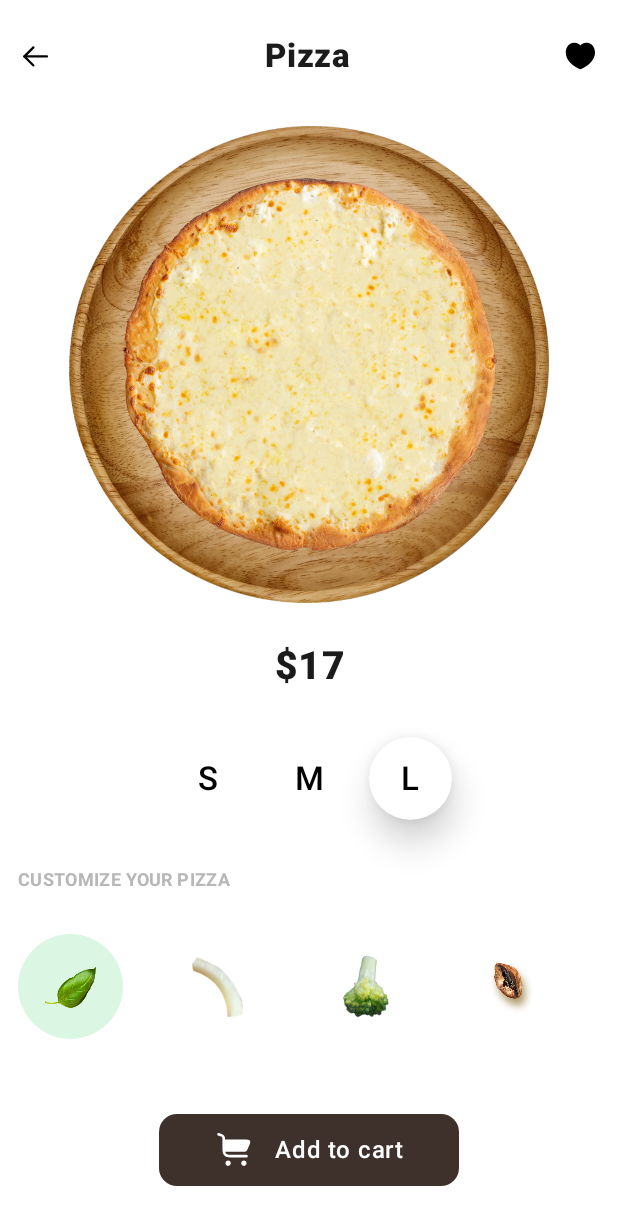
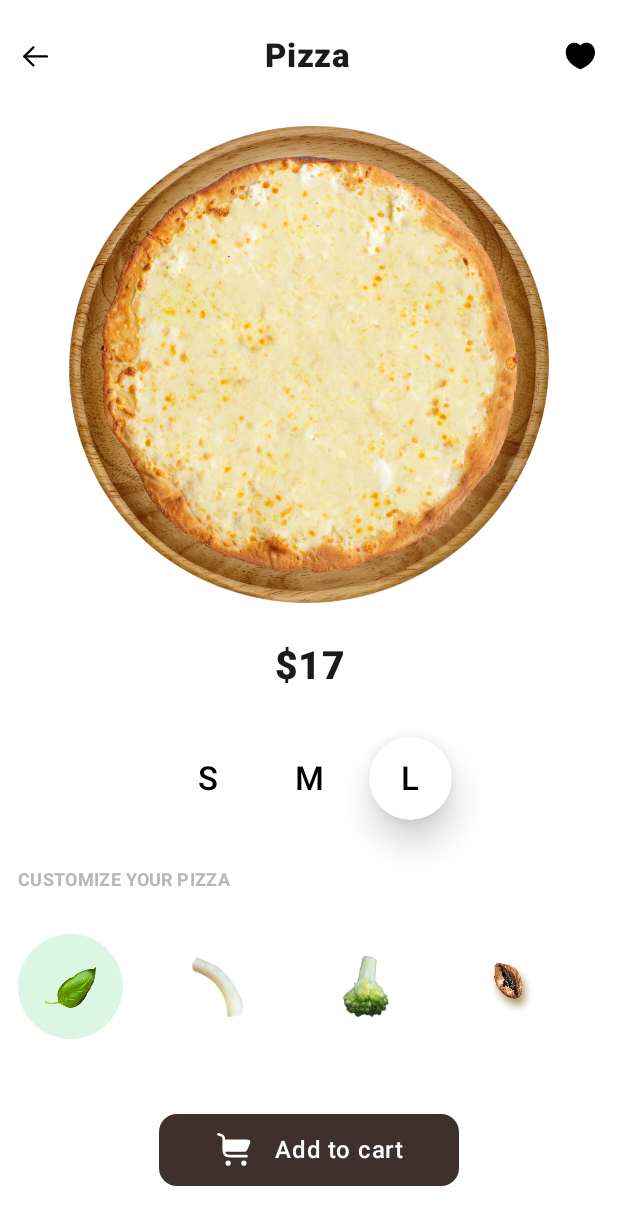
Before and after one commit to hagarabobakr/LavaCrust, an Android app built with Jetpack Compose: the screen it shows after launch (MainActivity), after a tap on "ingredient image", on a phone screen of 412 x 824 dp. Shown: the top 1225 px of the screen. Run offline under Robolectric (Android 15) with nearby library versions, the light colour scheme and no system bars; 3 other taps on this screen came first.

Commit message:
first commit

```diff
--- a/app/src/main/java/com/jetpack/pizzaovenjetpackcompose/presentation/composable/PizzaOvenHomeScreen.kt
+++ b/app/src/main/java/com/jetpack/pizzaovenjetpackcompose/presentation/composable/PizzaOvenHomeScreen.kt
@@ -1,5 +1,7 @@
 package com.jetpack.pizzaovenjetpackcompose.presentation.composable
 
+import androidx.compose.animation.core.animateDpAsState
+import androidx.compose.animation.core.tween
 import androidx.compose.foundation.background
 import androidx.compose.foundation.layout.Column
 import androidx.compose.foundation.layout.Spacer
@@ -15,11 +17,7 @@ import androidx.compose.foundation.verticalScroll
 import androidx.compose.material3.Text
 import androidx.compose.runtime.Composable
 import androidx.compose.runtime.getValue
-import androidx.compose.runtime.mutableStateOf
-import androidx.compose.runtime.remember
-import androidx.compose.runtime.setValue
 import androidx.compose.ui.Modifier
-import androidx.compose.ui.geometry.Size
 import androidx.compose.ui.graphics.Color
 import androidx.compose.ui.text.font.FontWeight
 import androidx.compose.ui.text.style.TextAlign
@@ -51,6 +49,15 @@ private fun PizzaOvenHomeScreenContent(
     onSizeBoxClicked: (PizzaSize) -> Unit,
     onIngredientBoxClicked: (Ingredient) -> Unit
 ) {
+    val animatedBreadRadius = animateDpAsState(
+        targetValue = when (state.selectedSize) {
+            PizzaSize.SMALL -> 220.dp
+            PizzaSize.MEDIUM -> 250.dp
+            PizzaSize.LARGE -> 280.dp
+        },
+        animationSpec = tween(200),
+
+        )
     val scrollState = rememberScrollState()
     Column(
         modifier = Modifier
@@ -63,7 +70,7 @@ private fun PizzaOvenHomeScreenContent(
     ) {
         TopAppBar()
         Spacer(modifier = Modifier.height(32.dp))
-        PizzaSection(breadRadius = 250.dp)
+        PizzaSection(breadRadius = animatedBreadRadius.value)
         Spacer(modifier = Modifier.height(26.dp))
         Text(
             modifier = Modifier.fillMaxWidth(),
@@ -77,11 +84,9 @@ private fun PizzaOvenHomeScreenContent(
         )
         Spacer(modifier = Modifier.height(32.dp))
 
-        var selectedSize by remember { mutableStateOf("M") }
-
         PizzaSizesRow(
-            selectedSize = selectedSize,
-            onSizeSelected = { selectedSize = it }
+            selectedSize = state.selectedSize,
+            onSizeSelected = onSizeBoxClicked
         )
         Spacer(modifier = Modifier.height(30.dp))
         Text(
--- a/app/src/main/java/com/jetpack/pizzaovenjetpackcompose/presentation/composable/PizzaSection.kt
+++ b/app/src/main/java/com/jetpack/pizzaovenjetpackcompose/presentation/composable/PizzaSection.kt
@@ -41,7 +41,6 @@ fun PizzaSection(
     ) {
         Image(
             modifier = Modifier
-                //   .size(220.dp, 200.dp)
                 .size(320.dp),
             painter = painterResource(id = R.drawable.plate),
             contentDescription = "Weather Icon",
@@ -51,14 +50,11 @@ fun PizzaSection(
             state = pagerState,
             modifier = Modifier
                 .size(breadRadius)
-
-
         ) { page ->
             Image(
                 painter = painterResource(id = imagesList[page]),
                 contentDescription = "Pizza Item",
                 modifier = Modifier
-                    //.fillMaxWidth()
                     .clip(CircleShape)
             )
         }
--- a/app/src/main/java/com/jetpack/pizzaovenjetpackcompose/presentation/composable/PizzaSizeSection.kt
+++ b/app/src/main/java/com/jetpack/pizzaovenjetpackcompose/presentation/composable/PizzaSizeSection.kt
@@ -22,6 +22,7 @@ import androidx.compose.ui.text.font.FontWeight
 import androidx.compose.ui.tooling.preview.Preview
 import androidx.compose.ui.unit.dp
 import androidx.compose.ui.unit.sp
+import com.jetpack.pizzaovenjetpackcompose.presentation.model.PizzaSize
 
 
 @Composable
@@ -66,36 +67,40 @@ private fun PizzaSizeItem(
 
 @Composable
 fun PizzaSizesRow(
-    onSizeSelected: (String) -> Unit,
-    selectedSize: String,
+    selectedSize: PizzaSize,
+    onSizeSelected: (PizzaSize) -> Unit,
     modifier: Modifier = Modifier
 ) {
-    Box {
+    val sizes = listOf(PizzaSize.SMALL, PizzaSize.MEDIUM, PizzaSize.LARGE)
+
     Row(
         modifier = modifier.fillMaxWidth(),
         verticalAlignment = Alignment.CenterVertically,
         horizontalArrangement = Arrangement.Center
     ) {
-            listOf("S", "M", "L").forEach { size ->
+        sizes.forEach { size ->
             PizzaSizeItem(
                 onBoxSizeClick = { onSizeSelected(size) },
-                    itemText = size,
+                itemText = when (size) {
+                    PizzaSize.SMALL -> "S"
+                    PizzaSize.MEDIUM -> "M"
+                    PizzaSize.LARGE -> "L"
+                },
                 isSelected = selectedSize == size
             )
-                if (size != "L") Spacer(modifier = Modifier.width(12.dp))
-            }
-
+            if (size != PizzaSize.LARGE) Spacer(modifier = Modifier.width(12.dp))
         }
     }
 }
+
 
 
 @Preview(showBackground = true)
 @Composable
 fun PizzaSizeItemPreview() {
 
-    PizzaSizesRow(
-        selectedSize = "M",
-        onSizeSelected = {}
-    )
+//    PizzaSizesRow(
+//        selectedSize = "M",
+//        onSizeSelected = {}
+//    )
 }
```
Lines whose indentation alone changed are shown as unchanged.
